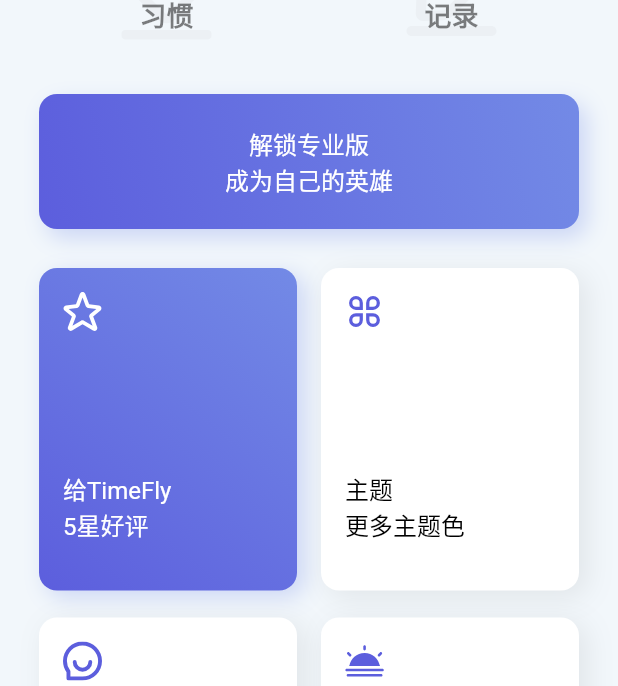
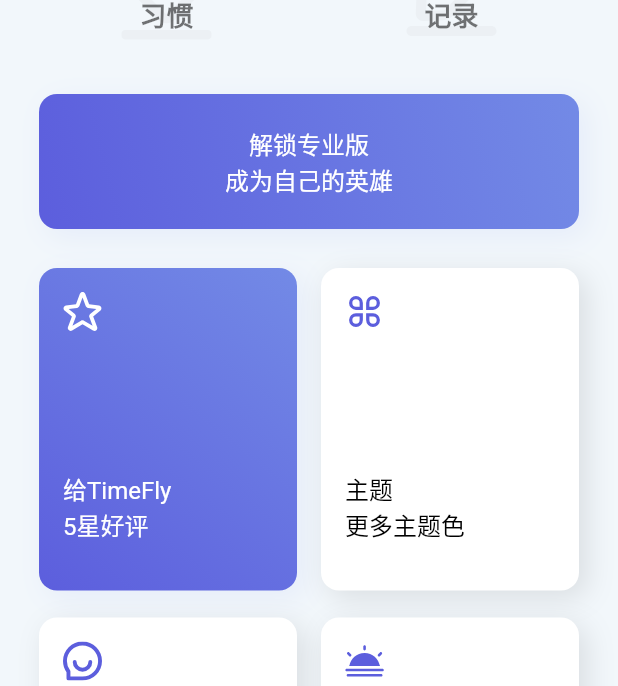
Before and after one commit to designDo/flutter-checkio, a Flutter app: the screen it shows after launch, item 4 of the bottom bar chosen, on a phone screen of 412 x 824 dp. Shown: the part 305-991 px from the top of the screen. Run offline on Flutter 3.47's test engine with Material 2 defaults, Android fonts, the phone set to English and light mode, and no system bars; our stand-ins replace bloc, equatable, fl_chart, flutter_bloc, flutter_local_notifications, flutter_slidable and 7 more; accounts and stored records are empty; network calls fail.

Commit message:
mine change

```diff
--- a/lib/mine/mine_screen.dart
+++ b/lib/mine/mine_screen.dart
@@ -39,18 +39,13 @@ class _MineScreenState extends State<MineScreen> {
                 borderRadius: BorderRadius.only(
                     topLeft: Radius.circular(26),
                     bottomLeft: Radius.circular(26)),
-                color: Colors.white,
-                boxShadow: [
-                  BoxShadow(
-                      color: Colors.black.withOpacity(0.05),
-                      blurRadius: 12,
-                      offset: Offset(10, 2))
-                ]),
+                color: AppTheme.appTheme.cardBackgroundColor(),
+                boxShadow: AppTheme.appTheme.containerBoxShadow()),
             child: SvgPicture.asset(
               'assets/images/icon_jiaohuan.svg',
               width: 25,
               height: 25,
-              color: Colors.black.withOpacity(0.8),
+              color: AppTheme.appTheme.normalColor().withOpacity(0.8),
             ),
           ),
         )
--- a/lib/mine/mine_screen_views.dart
+++ b/lib/mine/mine_screen_views.dart
@@ -29,10 +29,8 @@ class UserInfoView extends StatelessWidget {
           ),
           Text(
             '亚索',
-            style: AppTheme.appTheme.textStyle(
-                textColor: Colors.black,
-                fontWeight: FontWeight.bold,
-                fontSize: 22),
+            style: AppTheme.appTheme
+                .headline1(fontWeight: FontWeight.bold, fontSize: 22),
           )
         ],
       ),
@@ -72,22 +70,16 @@ class HabitsTotalView extends StatelessWidget {
                       children: [
                         Text(
                           '$habitNum',
-                          style: AppTheme.appTheme
-                              .textStyle(
-                                  textColor: Colors.black,
-                                  fontWeight: FontWeight.bold,
-                                  fontSize: 27)
-                              .copyWith(fontFamily: 'Montserrat'),
+                          style: AppTheme.appTheme.numHeadline1(
+                              fontWeight: FontWeight.bold, fontSize: 27),
                         ),
                         SizedBox(
                           height: 5,
                         ),
                         Text(
                           '习惯',
-                          style: AppTheme.appTheme.textStyle(
-                              textColor: Colors.black.withOpacity(0.5),
-                              fontWeight: FontWeight.bold,
-                              fontSize: 18),
+                          style: AppTheme.appTheme.headline2(
+                              fontWeight: FontWeight.bold, fontSize: 18),
                         )
                       ],
                     )
@@ -108,22 +100,16 @@ class HabitsTotalView extends StatelessWidget {
                       children: [
                         Text(
                           '$checkNum',
-                          style: AppTheme.appTheme
-                              .textStyle(
-                                  textColor: Colors.black,
-                                  fontWeight: FontWeight.bold,
-                                  fontSize: 27)
-                              .copyWith(fontFamily: 'Montserrat'),
+                          style: AppTheme.appTheme.numHeadline1(
+                              fontWeight: FontWeight.bold, fontSize: 27),
                         ),
                         SizedBox(
                           height: 5,
                         ),
                         Text(
                           '记录',
-                          style: AppTheme.appTheme.textStyle(
-                              textColor: Colors.black.withOpacity(0.5),
-                              fontWeight: FontWeight.bold,
-                              fontSize: 18),
+                          style: AppTheme.appTheme.headline2(
+                              fontWeight: FontWeight.bold, fontSize: 18),
                         )
                       ],
                     )
@@ -148,18 +134,8 @@ class UserProView extends StatelessWidget {
       alignment: Alignment.center,
       height: 90,
       decoration: BoxDecoration(
-          boxShadow: <BoxShadow>[
-            BoxShadow(
-                color: Color(0xFF738AE6).withOpacity(0.3),
-                offset: const Offset(5.1, 6.0),
-                blurRadius: 12.0,
-                spreadRadius: 0),
-          ],
-          gradient: LinearGradient(
-            colors: <Color>[
-              Color(0xFF738AE6),
-              Color(0xFF5C5EDD),
-            ],
+          boxShadow: AppTheme.appTheme.coloredBoxShadow(),
+          gradient: AppTheme.appTheme.containerGradient(
             begin: Alignment.topRight,
             end: Alignment.bottomLeft,
           ),
@@ -167,8 +143,10 @@ class UserProView extends StatelessWidget {
       child: Text(
         '解锁专业版\n成为自己的英雄',
         textAlign: TextAlign.center,
-        style: TextStyle(
-            color: Colors.white, fontWeight: FontWeight.normal, fontSize: 16),
+        style: AppTheme.appTheme.headline1(
+            textColor: Colors.white,
+            fontWeight: FontWeight.normal,
+            fontSize: 16),
       ),
     );
   }
@@ -189,18 +167,8 @@ class EnterView extends StatelessWidget {
                 child: _item(
                     'assets/images/icon_fivestar.svg', '给TimeFly\n5星好评',
                     decoration: BoxDecoration(
-                        boxShadow: <BoxShadow>[
-                          BoxShadow(
-                              color: Color(0xFF738AE6).withOpacity(0.3),
-                              offset: const Offset(5.1, 4.0),
-                              blurRadius: 12.0,
-                              spreadRadius: 0),
-                        ],
-                        gradient: LinearGradient(
-                          colors: <Color>[
-                            Color(0xFF738AE6),
-                            Color(0xFF5C5EDD),
-                          ],
+                        boxShadow: AppTheme.appTheme.coloredBoxShadow(),
+                        gradient: AppTheme.appTheme.containerGradient(
                           begin: Alignment.topRight,
                           end: Alignment.bottomLeft,
                         ),
@@ -250,13 +218,8 @@ class EnterView extends StatelessWidget {
           ? BoxDecoration(
               shape: BoxShape.rectangle,
               borderRadius: BorderRadius.all(Radius.circular(12)),
-              color: Colors.white,
-              boxShadow: <BoxShadow>[
-                  BoxShadow(
-                      color: Colors.black.withOpacity(0.075),
-                      offset: const Offset(5.1, 4.0),
-                      blurRadius: 16.0),
-                ])
+              color: AppTheme.appTheme.cardBackgroundColor(),
+              boxShadow: AppTheme.appTheme.containerBoxShadow())
           : decoration,
       child: Column(
         crossAxisAlignment: CrossAxisAlignment.start,
@@ -265,13 +228,15 @@ class EnterView extends StatelessWidget {
             iconPath,
             width: 26,
             height: 26,
-            color: colored ? Colors.white : Color(0xFF5C5EDD),
+            color:
+                colored ? Colors.white : AppTheme.appTheme.grandientColorEnd(),
           ),
           Expanded(child: SizedBox()),
           Text(
             text,
-            style: AppTheme.appTheme.textStyle(
-                textColor: colored ? Colors.white : Colors.black,
+            style: AppTheme.appTheme.headline1(
+                textColor:
+                    colored ? Colors.white : AppTheme.appTheme.normalColor(),
                 fontWeight: FontWeight.normal,
                 fontSize: 16),
           ),
```
